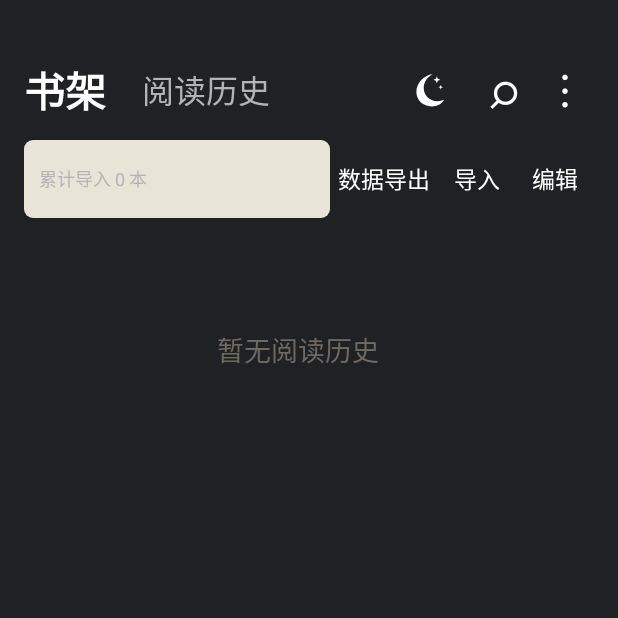
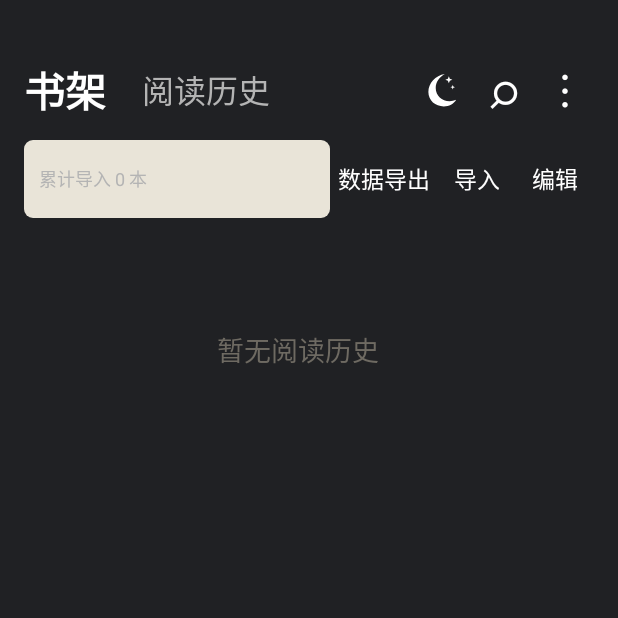
Before and after one commit to luxiaoshi838-jpg/simplereader-public, an Android app: the screen it shows after launch (MainActivity), after a tap on "当前日间模式，点击切换夜间模式", on a phone screen of 412 x 824 dp, the top half of it. Run offline under Robolectric (Android 15) with nearby library versions, the phone set to English and light mode, and no system bars; our stand-ins replace Room's generated code; 2 statements that could not run were skipped; 2 other taps on this screen came first.

Commit message:
v775：持久化单一日太阳夜月亮图标 [skip ci]

```diff
--- a/app/build.gradle.kts
+++ b/app/build.gradle.kts
@@ -19,10 +19,10 @@ android {
     namespace = "com.simplereader.app"
     compileSdk = 35
 
-    val generatedVersionCode = (System.getenv("SIMPLE_READER_VERSION_CODE") ?: "2098000774")
+    val generatedVersionCode = (System.getenv("SIMPLE_READER_VERSION_CODE") ?: "2098000775")
         .toIntOrNull()
-        ?: 2098000774
-    val generatedVersionName = System.getenv("SIMPLE_READER_VERSION_NAME") ?: "774"
+        ?: 2098000775
+    val generatedVersionName = System.getenv("SIMPLE_READER_VERSION_NAME") ?: "775"
 
     defaultConfig {
         applicationId = "com.simplereader.app"
--- a/app/src/main/java/com/simplereader/app/ui/DayNightModeIcon.kt
+++ b/app/src/main/java/com/simplereader/app/ui/DayNightModeIcon.kt
@@ -1,7 +1,7 @@
 package com.simplereader.app.ui
 
 import android.content.Context
-import android.widget.TextView
+import android.widget.ImageView
 import androidx.appcompat.content.res.AppCompatResources
 import androidx.core.graphics.drawable.DrawableCompat
 import com.simplereader.app.R
@@ -12,7 +12,7 @@ import com.simplereader.app.R
  * DAY mode always displays the sun; NIGHT mode always displays the moon.
  */
 object DayNightModeIcon {
-    fun apply(button: TextView, context: Context, tintColor: Int) {
+    fun apply(button: ImageView, context: Context, tintColor: Int) {
         val mode = ReaderAppearance.currentMode(context)
         val isDay = mode == ReaderAppearance.MODE_DAY
         val drawableRes = if (isDay) R.drawable.ic_mode_day_a else R.drawable.ic_mode_night_a
@@ -21,8 +21,8 @@ object DayNightModeIcon {
             DrawableCompat.setTint(drawable, tintColor)
             drawable.setBounds(0, 0, drawable.intrinsicWidth, drawable.intrinsicHeight)
         }
-        button.text = ""
-        button.setCompoundDrawables(drawable, null, null, null)
+        button.setImageDrawable(null)
+        button.setImageDrawable(drawable)
         button.contentDescription = if (isDay) {
             "当前日间模式，点击切换夜间模式"
         } else {
--- a/app/src/main/java/com/simplereader/app/ui/MainActivity.kt
+++ b/app/src/main/java/com/simplereader/app/ui/MainActivity.kt
@@ -236,7 +236,7 @@ class MainActivity : AppCompatActivity() {
                 }
             }
         }
-        findViewById<TextView>(R.id.shelfNightButton).apply {
+        findViewById<ImageView>(R.id.shelfNightButton).apply {
             DayNightModeIcon.apply(
                 this,
                 this@MainActivity,
@@ -309,7 +309,7 @@ class MainActivity : AppCompatActivity() {
         readerLaunchInFlight = false
         shelfUiVisible = true
         applyShelfAppearance()
-        findViewById<TextView>(R.id.shelfNightButton).let { button ->
+        findViewById<ImageView>(R.id.shelfNightButton).let { button ->
             DayNightModeIcon.apply(
                 button,
                 this,
@@ -478,7 +478,7 @@ class MainActivity : AppCompatActivity() {
         shelfTabTextView.setTextColor(primaryText)
         findViewById<TextView>(R.id.historyTabTextView).setTextColor(secondaryText)
         findViewById<TextView>(R.id.readingStatsTextView).setTextColor(secondaryText)
-        findViewById<TextView>(R.id.shelfNightButton).setTextColor(primaryText)
+        findViewById<ImageView>(R.id.shelfNightButton).setTextColor(primaryText)
         findViewById<TextView>(R.id.searchButton).setTextColor(primaryText)
         findViewById<TextView>(R.id.moreButton).setTextColor(primaryText)
         findViewById<TextView>(R.id.exportButton).setTextColor(primaryText)
--- a/app/src/main/java/com/simplereader/app/ui/ReaderActivity.kt
+++ b/app/src/main/java/com/simplereader/app/ui/ReaderActivity.kt
@@ -433,7 +433,7 @@ class ReaderActivity : AppCompatActivity() {
             readerSettingsPanel.visibility = if (readerSettingsPanel.visibility == View.VISIBLE) View.GONE else View.VISIBLE
         }
         findViewById<TextView>(R.id.autoReadButton).setOnClickListener { showAutoReadDialog() }
-        findViewById<TextView>(R.id.nightButton).apply {
+        findViewById<ImageButton>(R.id.nightButton).apply {
             refreshDayNightModeIcon()
             setOnClickListener {
                 ReaderAppearance.toggleMode(this@ReaderActivity)
@@ -1670,7 +1670,7 @@ class ReaderActivity : AppCompatActivity() {
     private fun activeBackgroundDrawable() = ReaderBackgrounds.drawable(this, activeBackgroundSelection())
 
     private fun refreshDayNightModeIcon() {
-        val button = findViewById<TextView>(R.id.nightButton)
+        val button = findViewById<ImageButton>(R.id.nightButton)
         DayNightModeIcon.apply(button, this, Color.rgb(238, 233, 221))
     }
 
@@ -1696,7 +1696,7 @@ class ReaderActivity : AppCompatActivity() {
             isAppearanceLightNavigationBars = lightSystemBars
         }
         val night = ReaderAppearance.currentMode(this) == ReaderAppearance.MODE_NIGHT
-        findViewById<TextView>(R.id.nightButton).text = if (night) "☀" else "☾"
+        findViewById<ImageButton>(R.id.nightButton).text = if (night) "☀" else "☾"
         findViewById<TextView>(R.id.themeNightButton).text = if (night) "☀" else "☾"
         updateThemePreviews()
         if (rebindPages && readerBook != null) {
--- a/app/src/main/res/layout/activity_main.xml
+++ b/app/src/main/res/layout/activity_main.xml
@@ -41,16 +41,14 @@
             android:layout_height="1dp"
             android:layout_weight="1" />
 
-        <TextView
+        <ImageButton
             android:id="@+id/shelfNightButton"
             android:layout_width="44dp"
             android:layout_height="44dp"
             android:background="@android:color/transparent"
-            android:contentDescription="日间夜间模式"
-            android:gravity="center"
-            android:text=""
-            android:textColor="#24211C"
-            android:textSize="28sp" />
+            android:contentDescription="日间夜间模式"     android:scaleType="centerInside"
+            android:padding="8dp"
+            />
 
         <TextView
             android:id="@+id/searchButton"
```
Also changed, not shown: app/src/main/res/layout/activity_reader.xml (+5 -6 lines).
